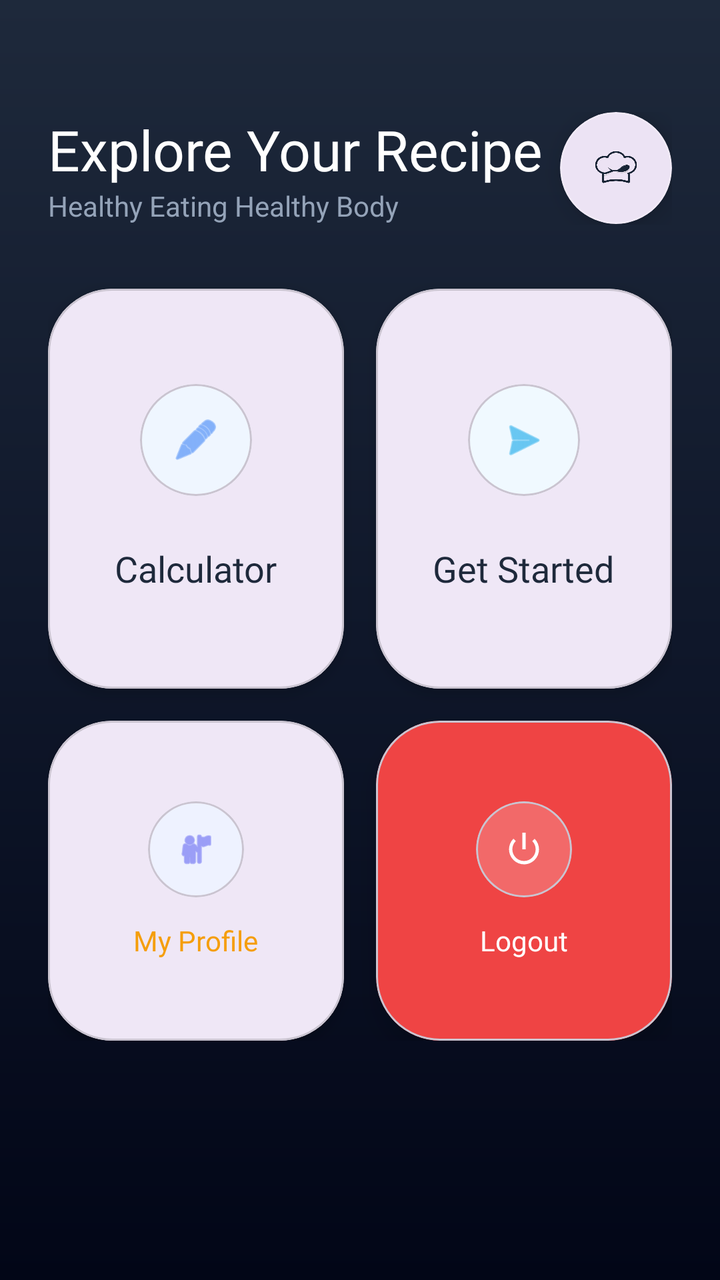
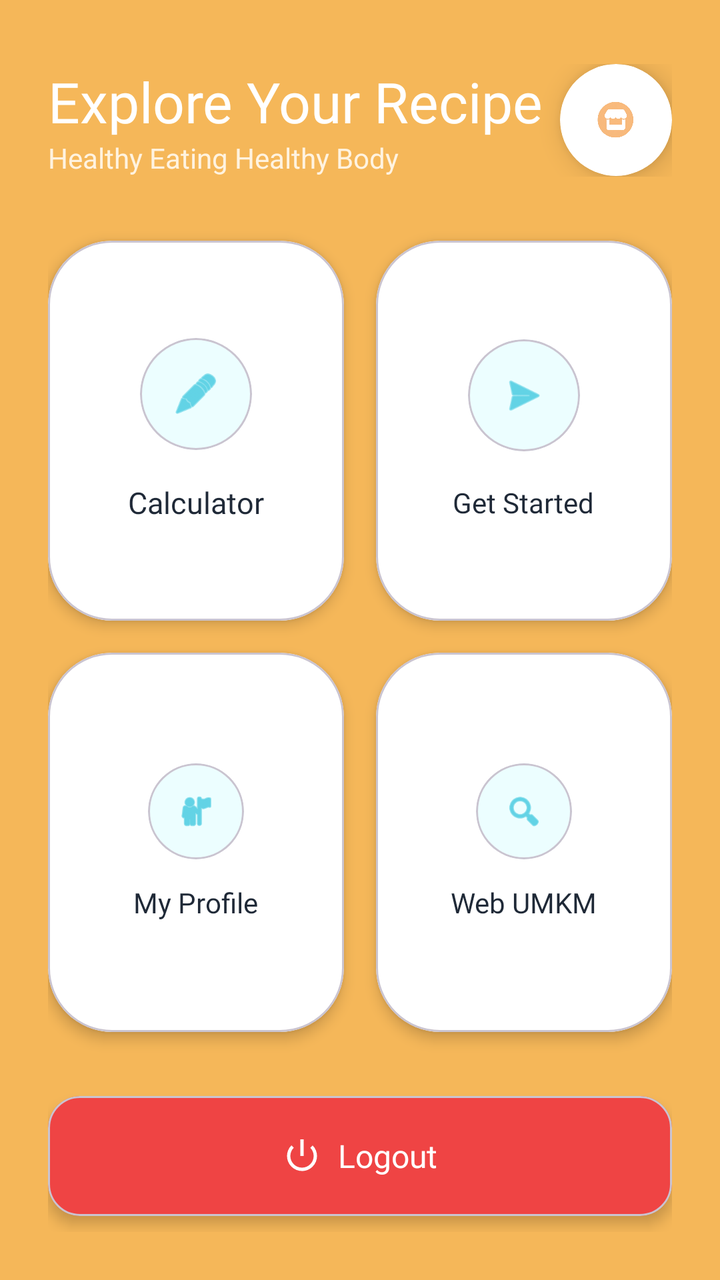

Screens rendered from an Android XML layout before and after an edit, with the pre-edit source and the edit as a unified diff.
<!-- AndroidManifest.xml: application theme Theme.Rafifatom -->
<!-- res/layout/activity_main.xml -->
<?xml version="1.0" encoding="utf-8"?>
<ScrollView xmlns:android="http://schemas.android.com/apk/res/android"
    xmlns:app="http://schemas.android.com/apk/res-auto"
    android:id="@+id/main"
    android:layout_width="match_parent"
    android:layout_height="match_parent"
    android:background="@drawable/bg_dashboard">

    <androidx.constraintlayout.widget.ConstraintLayout
        android:layout_width="match_parent"
        android:layout_height="wrap_content"
        android:padding="24dp">

        <LinearLayout
            android:id="@+id/header"
            android:layout_width="match_parent"
            android:layout_height="wrap_content"
            android:orientation="horizontal"
            android:gravity="center_vertical"
            android:layout_marginTop="32dp"
            app:layout_constraintTop_toTopOf="parent">

            <LinearLayout
                android:layout_width="0dp"
                android:layout_height="wrap_content"
                android:layout_weight="1"
                android:orientation="vertical">
                <TextView
                    android:layout_width="wrap_content"
                    android:layout_height="wrap_content"
                    android:text="Explore Your Recipe"
                    android:textColor="@color/white"
                    android:textSize="28sp"
                    android:fontFamily="@font/poppins_bold" />
                <TextView
                    android:layout_width="wrap_content"
                    android:layout_height="wrap_content"
                    android:text="Healthy Eating Healthy Body"
                    android:textColor="#94A3B8"
                    android:textSize="14sp" />
            </LinearLayout>

            <com.google.android.material.card.MaterialCardView
                android:layout_width="56dp"
                android:layout_height="56dp"
                app:cardCornerRadius="28dp"
                app:cardElevation="8dp"
                app:strokeWidth="1dp"
                app:strokeColor="#33FFFFFF">
                <ImageView
                    android:layout_width="match_parent"
                    android:layout_height="match_parent"
                    android:src="@drawable/logo_appp"
                    android:padding="12dp"
                    android:scaleType="centerInside"/>
            </com.google.android.material.card.MaterialCardView>
        </LinearLayout>

        <com.google.android.material.card.MaterialCardView
            android:id="@+id/btnMenuKalkulator"
            android:layout_width="0dp"
            android:layout_height="200dp"
            android:layout_marginTop="32dp"
            android:layout_marginEnd="8dp"
            app:cardCornerRadius="32dp"
            app:cardElevation="4dp"
            app:layout_constraintTop_toBottomOf="@id/header"
            app:layout_constraintStart_toStartOf="parent"
            app:layout_constraintEnd_toStartOf="@+id/guideline">
            <LinearLayout
                android:layout_width="match_parent"
                android:layout_height="match_parent"
                android:gravity="center"
                android:orientation="vertical"
                android:padding="16dp">
                <com.google.android.material.card.MaterialCardView
                    android:layout_width="56dp"
                    android:layout_height="56dp"
                    app:cardCornerRadius="28dp"
                    app:cardElevation="0dp"
                    app:cardBackgroundColor="#EFF6FF">
                    <ImageView
                        android:layout_width="24dp"
                        android:layout_height="24dp"
                        android:layout_gravity="center"
                        android:src="@android:drawable/ic_menu_edit"
                        app:tint="#3B82F6" />
                </com.google.android.material.card.MaterialCardView>
                <TextView
                    android:layout_width="wrap_content"
                    android:layout_height="wrap_content"
                    android:text="Calculator"
                    android:layout_marginTop="24dp"
                    android:fontFamily="@font/poppins_bold"
                    android:textSize="18sp"
                    android:textColor="#1E293B" />
            </LinearLayout>
        </com.google.android.material.card.MaterialCardView>

        <com.google.android.material.card.MaterialCardView
            android:id="@+id/btnMenuCustom1"
            android:layout_width="0dp"
            android:layout_height="200dp"
            android:layout_marginStart="8dp"
            app:cardCornerRadius="32dp"
            app:cardElevation="4dp"
            app:layout_constraintTop_toTopOf="@id/btnMenuKalkulator"
            app:layout_constraintStart_toEndOf="@id/guideline"
            app:layout_constraintEnd_toEndOf="parent">
            <LinearLayout
                android:layout_width="match_parent"
                android:layout_height="match_parent"
                android:gravity="center"
                android:orientation="vertical"
                android:padding="16dp">
                <com.google.android.material.card.MaterialCardView
                    android:layout_width="56dp"
                    android:layout_height="56dp"
                    app:cardCornerRadius="28dp"
                    app:cardElevation="0dp"
                    app:cardBackgroundColor="#F0F9FF">
                    <ImageView
                        android:layout_width="24dp"
                        android:layout_height="24dp"
                        android:layout_gravity="center"
                        android:src="@android:drawable/ic_menu_send"
                        app:tint="#0EA5E9" />
                </com.google.android.material.card.MaterialCardView>
                <TextView
                    android:layout_width="wrap_content"
                    android:layout_height="wrap_content"
                    android:text="Get Started"
                    android:layout_marginTop="24dp"
                    android:fontFamily="@font/poppins_bold"
                    android:textSize="18sp"
                    android:textColor="#1E293B" />
            </LinearLayout>
        </com.google.android.material.card.MaterialCardView>

        <com.google.android.material.card.MaterialCardView
            android:id="@+id/btnMenuCustom2"
            android:layout_width="0dp"
            android:layout_height="160dp"
            android:layout_marginTop="16dp"
            android:layout_marginEnd="8dp"
            app:cardCornerRadius="32dp"
            app:cardElevation="4dp"
            app:layout_constraintTop_toBottomOf="@id/btnMenuKalkulator"
            app:layout_constraintStart_toStartOf="parent"
            app:layout_constraintEnd_toStartOf="@+id/guideline">
            <LinearLayout
                android:layout_width="match_parent"
                android:layout_height="match_parent"
                android:gravity="center"
                android:orientation="vertical">
                <com.google.android.material.card.MaterialCardView
                    android:layout_width="48dp"
                    android:layout_height="48dp"
                    app:cardCornerRadius="24dp"
                    app:cardElevation="0dp"
                    app:cardBackgroundColor="#EEF2FF">
                    <ImageView
                        android:layout_width="20dp"
                        android:layout_height="20dp"
                        android:layout_gravity="center"
                        android:src="@android:drawable/ic_menu_myplaces"
                        app:tint="#6366F1" />
                </com.google.android.material.card.MaterialCardView>
                <TextView
                    android:layout_width="wrap_content"
                    android:layout_height="wrap_content"
                    android:text="My Profile"
                    android:layout_marginTop="12dp"
                    android:fontFamily="@font/poppins_bold"
                    android:textColor="#F59E0B" />
            </LinearLayout>
        </com.google.android.material.card.MaterialCardView>

        <com.google.android.material.card.MaterialCardView
            android:id="@+id/btnLogout"
            android:layout_width="0dp"
            android:layout_height="160dp"
            android:layout_marginStart="8dp"
            app:cardCornerRadius="32dp"
            app:cardElevation="8dp"
            app:cardBackgroundColor="@color/accent_red_main"
            app:layout_constraintTop_toTopOf="@id/btnMenuCustom2"
            app:layout_constraintStart_toEndOf="@id/guideline"
            app:layout_constraintEnd_toEndOf="parent">
            <LinearLayout
                android:layout_width="match_parent"
                android:layout_height="match_parent"
                android:gravity="center"
                android:orientation="vertical">
                <com.google.android.material.card.MaterialCardView
                    android:layout_width="48dp"
                    android:layout_height="48dp"
                    app:cardCornerRadius="24dp"
                    app:cardElevation="0dp"
                    app:cardBackgroundColor="#33FFFFFF">
                    <ImageView
                        android:layout_width="20dp"
                        android:layout_height="20dp"
                        android:layout_gravity="center"
                        android:src="@android:drawable/ic_lock_power_off"
                        app:tint="@color/white" />
                </com.google.android.material.card.MaterialCardView>
                <TextView
                    android:layout_width="wrap_content"
                    android:layout_height="wrap_content"
                    android:text="Logout"
                    android:layout_marginTop="12dp"
                    android:fontFamily="@font/poppins_bold"
                    android:textColor="@color/white" />
            </LinearLayout>
        </com.google.android.material.card.MaterialCardView>

        <androidx.constraintlayout.widget.Guideline
            android:id="@+id/guideline"
            android:layout_width="wrap_content"
            android:layout_height="wrap_content"
            android:orientation="vertical"
            app:layout_constraintGuide_percent="0.5" />

    </androidx.constraintlayout.widget.ConstraintLayout>
</ScrollView>
<!-- resources referenced by this layout -->
<resources>
  <color name="accent_red_main">#EF4444</color>
  <color name="white">#FFFFFFFF</color>
  <!-- drawable bg_dashboard (drawable) -->
  <?xml version="1.0" encoding="utf-8"?>
  <shape xmlns:android="http://schemas.android.com/apk/res/android">
      <gradient
          android:startColor="#1E293B"
          android:centerColor="#0F172A"
          android:endColor="#020617"
          android:angle="270" />
  </shape>
  <!-- drawable logo_appp: png bitmap (drawable, 66755 bytes) -->
  <style name="Theme.Rafifatom" parent="Base.Theme.Rafifatom" />
  <style name="Base.Theme.Rafifatom" parent="Theme.Material3.DayNight.NoActionBar">
          
          
      </style>
</resources>

<!-- the commit's change to res/layout/activity_main.xml (unified diff, before → after) -->
@@ -1,226 +1,263 @@
 <?xml version="1.0" encoding="utf-8"?>
-<ScrollView xmlns:android="http://schemas.android.com/apk/res/android"
+<androidx.constraintlayout.widget.ConstraintLayout
+    xmlns:android="http://schemas.android.com/apk/res/android"
     xmlns:app="http://schemas.android.com/apk/res-auto"
     android:id="@+id/main"
     android:layout_width="match_parent"
     android:layout_height="match_parent"
-    android:background="@drawable/bg_dashboard">
-
-    <androidx.constraintlayout.widget.ConstraintLayout
+    android:background="#F5B759"
+    android:padding="24dp">
+
+    <LinearLayout
+        android:id="@+id/header"
         android:layout_width="match_parent"
         android:layout_height="wrap_content"
-        android:padding="24dp">
-
-        <LinearLayout
-            android:id="@+id/header"
-            android:layout_width="match_parent"
+        android:orientation="horizontal"
+        android:gravity="center_vertical"
+        android:layout_marginTop="8dp"
+        app:layout_constraintTop_toTopOf="parent">
+
+        <LinearLayout
+            android:layout_width="0dp"
             android:layout_height="wrap_content"
-            android:orientation="horizontal"
-            android:gravity="center_vertical"
-            android:layout_marginTop="32dp"
-            app:layout_constraintTop_toTopOf="parent">
-
-            <LinearLayout
-                android:layout_width="0dp"
-                android:layout_height="wrap_content"
-                android:layout_weight="1"
-                android:orientation="vertical">
-                <TextView
-                    android:layout_width="wrap_content"
-                    android:layout_height="wrap_content"
-                    android:text="Explore Your Recipe"
-                    android:textColor="@color/white"
-                    android:textSize="28sp"
-                    android:fontFamily="@font/poppins_bold" />
-                <TextView
-                    android:layout_width="wrap_content"
-                    android:layout_height="wrap_content"
-                    android:text="Healthy Eating Healthy Body"
-                    android:textColor="#94A3B8"
-                    android:textSize="14sp" />
-            </LinearLayout>
-
+            android:layout_weight="1"
+            android:orientation="vertical">
+            <TextView
+                android:layout_width="wrap_content"
+                android:layout_height="wrap_content"
+                android:text="Explore Your Recipe"
+                android:textColor="@color/white"
+                android:textSize="28sp"
+                android:fontFamily="@font/poppins_bold" />
+            <TextView
+                android:layout_width="wrap_content"
+                android:layout_height="wrap_content"
+                android:text="Healthy Eating Healthy Body"
+                android:textColor="#FFF3E0"
+                android:textSize="14sp" />
+        </LinearLayout>
+
+        <com.google.android.material.card.MaterialCardView
+            android:layout_width="56dp"
+            android:layout_height="56dp"
+            app:cardCornerRadius="28dp"
+            app:cardElevation="8dp"
+            app:strokeWidth="1dp"
+            app:strokeColor="#4DFFFFFF"
+            app:cardBackgroundColor="#FFFFFF">
+            <ImageView
+                android:layout_width="match_parent"
+                android:layout_height="match_parent"
+                android:src="@drawable/umkm"
+                android:padding="12dp"
+                android:scaleType="centerInside"/>
+        </com.google.android.material.card.MaterialCardView>
+    </LinearLayout>
+
+    <androidx.constraintlayout.widget.Guideline
+        android:id="@+id/guideline"
+        android:layout_width="wrap_content"
+        android:layout_height="wrap_content"
+        android:orientation="vertical"
+        app:layout_constraintGuide_percent="0.5" />
+
+    <com.google.android.material.card.MaterialCardView
+        android:id="@+id/btnMenuKalkulator"
+        android:layout_width="0dp"
+        android:layout_height="0dp"
+        android:layout_marginTop="32dp"
+        android:layout_marginEnd="8dp"
+        app:cardCornerRadius="32dp"
+        app:cardElevation="4dp"
+        app:cardBackgroundColor="#FFFFFF"
+        app:layout_constraintTop_toBottomOf="@id/header"
+        app:layout_constraintBottom_toTopOf="@id/btnMenuCustom2"
+        app:layout_constraintStart_toStartOf="parent"
+        app:layout_constraintEnd_toStartOf="@+id/guideline">
+        <LinearLayout
+            android:layout_width="match_parent"
+            android:layout_height="match_parent"
+            android:gravity="center"
+            android:orientation="vertical"
+            android:padding="16dp">
             <com.google.android.material.card.MaterialCardView
                 android:layout_width="56dp"
                 android:layout_height="56dp"
                 app:cardCornerRadius="28dp"
-                app:cardElevation="8dp"
-                app:strokeWidth="1dp"
-                app:strokeColor="#33FFFFFF">
-                <ImageView
-                    android:layout_width="match_parent"
-                    android:layout_height="match_parent"
-                    android:src="@drawable/logo_appp"
-                    android:padding="12dp"
-                    android:scaleType="centerInside"/>
-            </com.google.android.material.card.MaterialCardView>
-        </LinearLayout>
-
-        <com.google.android.material.card.MaterialCardView
-            android:id="@+id/btnMenuKalkulator"
-            android:layout_width="0dp"
-            android:layout_height="200dp"
-            android:layout_marginTop="32dp"
-            android:layout_marginEnd="8dp"
-            app:cardCornerRadius="32dp"
-            app:cardElevation="4dp"
-            app:layout_constraintTop_toBottomOf="@id/header"
-            app:layout_constraintStart_toStartOf="parent"
-            app:layout_constraintEnd_toStartOf="@+id/guideline">
-            <LinearLayout
-                android:layout_width="match_parent"
-                android:layout_height="match_parent"
-                android:gravity="center"
-                android:orientation="vertical"
-                android:padding="16dp">
-                <com.google.android.material.card.MaterialCardView
-                    android:layout_width="56dp"
-                    android:layout_height="56dp"
-                    app:cardCornerRadius="28dp"
-                    app:cardElevation="0dp"
-                    app:cardBackgroundColor="#EFF6FF">
-                    <ImageView
-                        android:layout_width="24dp"
-                        android:layout_height="24dp"
-                        android:layout_gravity="center"
-                        android:src="@android:drawable/ic_menu_edit"
-                        app:tint="#3B82F6" />
-                </com.google.android.material.card.MaterialCardView>
-                <TextView
-                    android:layout_width="wrap_content"
-                    android:layout_height="wrap_content"
-                    android:text="Calculator"
-                    android:layout_marginTop="24dp"
-                    android:fontFamily="@font/poppins_bold"
-                    android:textSize="18sp"
-                    android:textColor="#1E293B" />
-            </LinearLayout>
-        </com.google.android.material.card.MaterialCardView>
-
-        <com.google.android.material.card.MaterialCardView
-            android:id="@+id/btnMenuCustom1"
-            android:layout_width="0dp"
-            android:layout_height="200dp"
-            android:layout_marginStart="8dp"
-            app:cardCornerRadius="32dp"
-            app:cardElevation="4dp"
-            app:layout_constraintTop_toTopOf="@id/btnMenuKalkulator"
-            app:layout_constraintStart_toEndOf="@id/guideline"
-            app:layout_constraintEnd_toEndOf="parent">
-            <LinearLayout
-                android:layout_width="match_parent"
-                android:layout_height="match_parent"
-                android:gravity="center"
-                android:orientation="vertical"
-                android:padding="16dp">
-                <com.google.android.material.card.MaterialCardView
-                    android:layout_width="56dp"
-                    android:layout_height="56dp"
-                    app:cardCornerRadius="28dp"
-                    app:cardElevation="0dp"
-                    app:cardBackgroundColor="#F0F9FF">
-                    <ImageView
-                        android:layout_width="24dp"
-                        android:layout_height="24dp"
-                        android:layout_gravity="center"
-                        android:src="@android:drawable/ic_menu_send"
-                        app:tint="#0EA5E9" />
-                </com.google.android.material.card.MaterialCardView>
-                <TextView
-                    android:layout_width="wrap_content"
-                    android:layout_height="wrap_content"
-                    android:text="Get Started"
-                    android:layout_marginTop="24dp"
-                    android:fontFamily="@font/poppins_bold"
-                    android:textSize="18sp"
-                    android:textColor="#1E293B" />
-            </LinearLayout>
-        </com.google.android.material.card.MaterialCardView>
-
-        <com.google.android.material.card.MaterialCardView
-            android:id="@+id/btnMenuCustom2"
-            android:layout_width="0dp"
-            android:layout_height="160dp"
-            android:layout_marginTop="16dp"
-            android:layout_marginEnd="8dp"
-            app:cardCornerRadius="32dp"
-            app:cardElevation="4dp"
-            app:layout_constraintTop_toBottomOf="@id/btnMenuKalkulator"
-            app:layout_constraintStart_toStartOf="parent"
-            app:layout_constraintEnd_toStartOf="@+id/guideline">
-            <LinearLayout
-                android:layout_width="match_parent"
-                android:layout_height="match_parent"
-                android:gravity="center"
-                android:orientation="vertical">
-                <com.google.android.material.card.MaterialCardView
-                    android:layout_width="48dp"
-                    android:layout_height="48dp"
-                    app:cardCornerRadius="24dp"
-                    app:cardElevation="0dp"
-                    app:cardBackgroundColor="#EEF2FF">
-                    <ImageView
-                        android:layout_width="20dp"
-                        android:layout_height="20dp"
-                        android:layout_gravity="center"
-                        android:src="@android:drawable/ic_menu_myplaces"
-                        app:tint="#6366F1" />
-                </com.google.android.material.card.MaterialCardView>
-                <TextView
-                    android:layout_width="wrap_content"
-                    android:layout_height="wrap_content"
-                    android:text="My Profile"
-                    android:layout_marginTop="12dp"
-                    android:fontFamily="@font/poppins_bold"
-                    android:textColor="#F59E0B" />
-            </LinearLayout>
-        </com.google.android.material.card.MaterialCardView>
-
-        <com.google.android.material.card.MaterialCardView
-            android:id="@+id/btnLogout"
-            android:layout_width="0dp"
-            android:layout_height="160dp"
-            android:layout_marginStart="8dp"
-            app:cardCornerRadius="32dp"
-            app:cardElevation="8dp"
-            app:cardBackgroundColor="@color/accent_red_main"
-            app:layout_constraintTop_toTopOf="@id/btnMenuCustom2"
-            app:layout_constraintStart_toEndOf="@id/guideline"
-            app:layout_constraintEnd_toEndOf="parent">
-            <LinearLayout
-                android:layout_width="match_parent"
-                android:layout_height="match_parent"
-                android:gravity="center"
-                android:orientation="vertical">
-                <com.google.android.material.card.MaterialCardView
-                    android:layout_width="48dp"
-                    android:layout_height="48dp"
-                    app:cardCornerRadius="24dp"
-                    app:cardElevation="0dp"
-                    app:cardBackgroundColor="#33FFFFFF">
-                    <ImageView
-                        android:layout_width="20dp"
-                        android:layout_height="20dp"
-                        android:layout_gravity="center"
-                        android:src="@android:drawable/ic_lock_power_off"
-                        app:tint="@color/white" />
-                </com.google.android.material.card.MaterialCardView>
-                <TextView
-                    android:layout_width="wrap_content"
-                    android:layout_height="wrap_content"
-                    android:text="Logout"
-                    android:layout_marginTop="12dp"
-                    android:fontFamily="@font/poppins_bold"
-                    android:textColor="@color/white" />
-            </LinearLayout>
-        </com.google.android.material.card.MaterialCardView>
-
-        <androidx.constraintlayout.widget.Guideline
-            android:id="@+id/guideline"
-            android:layout_width="wrap_content"
-            android:layout_height="wrap_content"
+                app:cardElevation="0dp"
+                app:cardBackgroundColor="#ECFEFF">
+                <ImageView
+                    android:layout_width="24dp"
+                    android:layout_height="24dp"
+                    android:layout_gravity="center"
+                    android:src="@android:drawable/ic_menu_edit"
+                    app:tint="#06B6D4" />
+            </com.google.android.material.card.MaterialCardView>
+            <TextView
+                android:layout_width="wrap_content"
+                android:layout_height="wrap_content"
+                android:text="Calculator"
+                android:layout_marginTop="16dp"
+                android:fontFamily="@font/poppins_bold"
+                android:textSize="15sp"
+                android:textColor="#1F2937" />
+        </LinearLayout>
+    </com.google.android.material.card.MaterialCardView>
+
+    <com.google.android.material.card.MaterialCardView
+        android:id="@+id/btnMenuCustom1"
+        android:layout_width="0dp"
+        android:layout_height="0dp"
+        android:layout_marginStart="8dp"
+        app:cardCornerRadius="32dp"
+        app:cardElevation="4dp"
+        app:cardBackgroundColor="#FFFFFF"
+        app:layout_constraintTop_toTopOf="@id/btnMenuKalkulator"
+        app:layout_constraintBottom_toBottomOf="@id/btnMenuKalkulator"
+        app:layout_constraintStart_toEndOf="@id/guideline"
+        app:layout_constraintEnd_toEndOf="parent">
+        <LinearLayout
+            android:layout_width="match_parent"
+            android:layout_height="match_parent"
+            android:gravity="center"
             android:orientation="vertical"
-            app:layout_constraintGuide_percent="0.5" />
-
-    </androidx.constraintlayout.widget.ConstraintLayout>
-</ScrollView>
+            android:padding="16dp">
+            <com.google.android.material.card.MaterialCardView
+                android:layout_width="56dp"
+                android:layout_height="56dp"
+                app:cardCornerRadius="28dp"
+                app:cardElevation="0dp"
+                app:cardBackgroundColor="#ECFEFF">
+                <ImageView
+                    android:layout_width="24dp"
+                    android:layout_height="24dp"
+                    android:layout_gravity="center"
+                    android:src="@android:drawable/ic_menu_send"
+                    app:tint="#06B6D4" />
+            </com.google.android.material.card.MaterialCardView>
+            <TextView
+                android:layout_width="wrap_content"
+                android:layout_height="wrap_content"
+                android:text="Get Started"
+                android:layout_marginTop="16dp"
+                android:fontFamily="@font/poppins_bold"
+                android:textSize="14sp"
+                android:textColor="#1F2937" />
+        </LinearLayout>
+    </com.google.android.material.card.MaterialCardView>
+
+    <com.google.android.material.card.MaterialCardView
+        android:id="@+id/btnMenuCustom2"
+        android:layout_width="0dp"
+        android:layout_height="0dp"
+        android:layout_marginTop="16dp"
+        android:layout_marginEnd="8dp"
+        android:layout_marginBottom="32dp"
+        app:cardCornerRadius="32dp"
+        app:cardElevation="4dp"
+        app:cardBackgroundColor="#FFFFFF"
+        app:layout_constraintTop_toBottomOf="@id/btnMenuKalkulator"
+        app:layout_constraintBottom_toTopOf="@id/btnLogout"
+        app:layout_constraintStart_toStartOf="parent"
+        app:layout_constraintEnd_toStartOf="@+id/guideline">
+        <LinearLayout
+            android:layout_width="match_parent"
+            android:layout_height="match_parent"
+            android:gravity="center"
+            android:orientation="vertical">
+            <com.google.android.material.card.MaterialCardView
+                android:layout_width="48dp"
+                android:layout_height="48dp"
+                app:cardCornerRadius="24dp"
+                app:cardElevation="0dp"
+                app:cardBackgroundColor="#ECFEFF">
+                <ImageView
+                    android:layout_width="20dp"
+                    android:layout_height="20dp"
+                    android:layout_gravity="center"
+                    android:src="@android:drawable/ic_menu_myplaces"
+                    app:tint="#06B6D4" />
+            </com.google.android.material.card.MaterialCardView>
+            <TextView
+                android:layout_width="wrap_content"
+                android:layout_height="wrap_content"
+                android:text="My Profile"
+                android:layout_marginTop="12dp"
+                android:fontFamily="@font/poppins_bold"
+                android:textColor="#1F2937" />
+        </LinearLayout>
+    </com.google.android.material.card.MaterialCardView>
+
+    <com.google.android.material.card.MaterialCardView
+        android:id="@+id/btnMenuBinaDesa"
+        android:layout_width="0dp"
+        android:layout_height="0dp"
+        android:layout_marginStart="8dp"
+        app:cardCornerRadius="32dp"
+        app:cardElevation="4dp"
+        app:cardBackgroundColor="#FFFFFF"
+        app:layout_constraintTop_toTopOf="@id/btnMenuCustom2"
+        app:layout_constraintBottom_toBottomOf="@id/btnMenuCustom2"
+        app:layout_constraintStart_toEndOf="@id/guideline"
+        app:layout_constraintEnd_toEndOf="parent">
+        <LinearLayout
+            android:layout_width="match_parent"
+            android:layout_height="match_parent"
+            android:gravity="center"
+            android:orientation="vertical">
+            <com.google.android.material.card.MaterialCardView
+                android:layout_width="48dp"
+                android:layout_height="48dp"
+                app:cardCornerRadius="24dp"
+                app:cardElevation="0dp"
+                app:cardBackgroundColor="#ECFEFF">
+                <ImageView
+                    android:layout_width="20dp"
+                    android:layout_height="20dp"
+                    android:layout_gravity="center"
+                    android:src="@android:drawable/ic_menu_search"
+                    app:tint="#06B6D4" />
+            </com.google.android.material.card.MaterialCardView>
+            <TextView
+                android:layout_width="wrap_content"
+                android:layout_height="wrap_content"
+                android:text="Web UMKM"
+                android:layout_marginTop="12dp"
+                android:fontFamily="@font/poppins_bold"
+                android:textColor="#1F2937" />
+        </LinearLayout>
+    </com.google.android.material.card.MaterialCardView>
+
+    <com.google.android.material.card.MaterialCardView
+        android:id="@+id/btnLogout"
+        android:layout_width="match_parent"
+        android:layout_height="60dp"
+        android:layout_marginBottom="8dp"
+        app:cardCornerRadius="16dp"
+        app:cardElevation="4dp"
+        app:cardBackgroundColor="#EF4444"
+        app:layout_constraintBottom_toBottomOf="parent"
+        app:layout_constraintStart_toStartOf="parent"
+        app:layout_constraintEnd_toEndOf="parent">
+        <LinearLayout
+            android:layout_width="match_parent"
+            android:layout_height="match_parent"
+            android:gravity="center"
+            android:orientation="horizontal">
+            <ImageView
+                android:layout_width="20dp"
+                android:layout_height="20dp"
+                android:layout_marginEnd="8dp"
+                android:src="@android:drawable/ic_lock_power_off"
+                app:tint="@color/white" />
+            <TextView
+                android:layout_width="wrap_content"
+                android:layout_height="wrap_content"
+                android:text="Logout"
+                android:fontFamily="@font/poppins_bold"
+                android:textSize="16sp"
+                android:textColor="@color/white" />
+        </LinearLayout>
+    </com.google.android.material.card.MaterialCardView>
+
+</androidx.constraintlayout.widget.ConstraintLayout>
<!-- resource entries referenced after the edit -->
@@ -1,17 +1,7 @@
 <!-- resources referenced by this layout -->
 <resources>
-  <color name="accent_red_main">#EF4444</color>
   <color name="white">#FFFFFFFF</color>
-  <!-- drawable bg_dashboard (drawable) -->
-  <?xml version="1.0" encoding="utf-8"?>
-  <shape xmlns:android="http://schemas.android.com/apk/res/android">
-      <gradient
-          android:startColor="#1E293B"
-          android:centerColor="#0F172A"
-          android:endColor="#020617"
-          android:angle="270" />
-  </shape>
-  <!-- drawable logo_appp: png bitmap (drawable, 66755 bytes) -->
+  <!-- drawable umkm: png bitmap (drawable, 61533 bytes) -->
   <style name="Theme.Rafifatom" parent="Base.Theme.Rafifatom" />
   <style name="Base.Theme.Rafifatom" parent="Theme.Material3.DayNight.NoActionBar">
           
